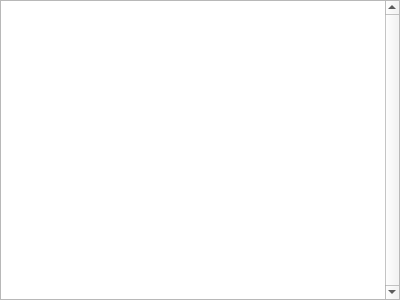
Above: src/desktop/GuiSavedChat.ui from hwgao/beebeep before the change. Below: the same form after it.
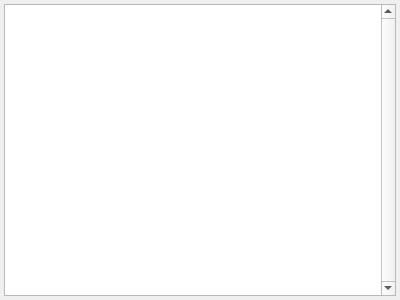
That is the form after the change.

```diff
--- a/src/desktop/GuiSavedChat.ui
+++ b/src/desktop/GuiSavedChat.ui
@@ -1,7 +1,7 @@
 <?xml version="1.0" encoding="UTF-8"?>
 <ui version="4.0">
- <class>GuiSavedChatWidget</class>
- <widget class="QWidget" name="GuiSavedChatWidget">
+ <class>GuiSavedChatDialog</class>
+ <widget class="QDialog" name="GuiSavedChatDialog">
   <property name="geometry">
    <rect>
     <x>0</x>
@@ -10,21 +10,18 @@
     <height>300</height>
    </rect>
   </property>
-  <property name="windowTitle">
-   <string>Form</string>
-  </property>
-  <layout class="QGridLayout" name="gridLayout">
+  <layout class="QGridLayout" name="grid_layout">
    <property name="leftMargin">
-    <number>0</number>
+    <number>4</number>
    </property>
    <property name="topMargin">
-    <number>0</number>
+    <number>4</number>
    </property>
    <property name="rightMargin">
-    <number>0</number>
+    <number>4</number>
    </property>
    <property name="bottomMargin">
-    <number>0</number>
+    <number>4</number>
    </property>
    <item row="0" column="0">
     <widget class="QTextEdit" name="mp_teSavedChat">
```
